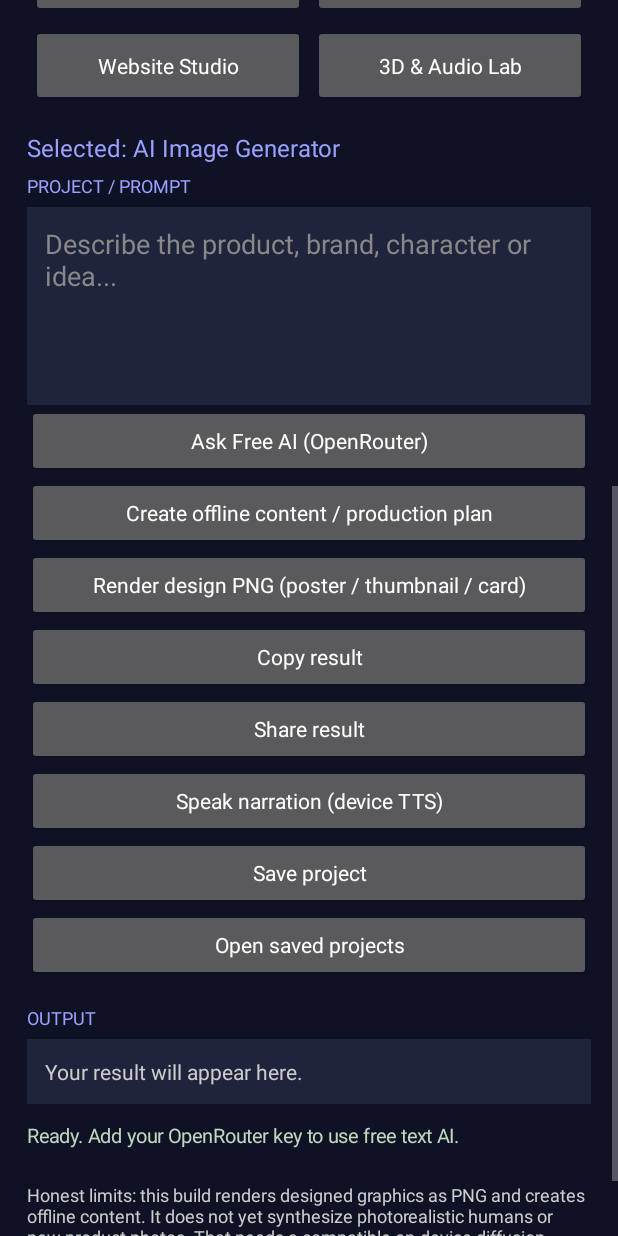
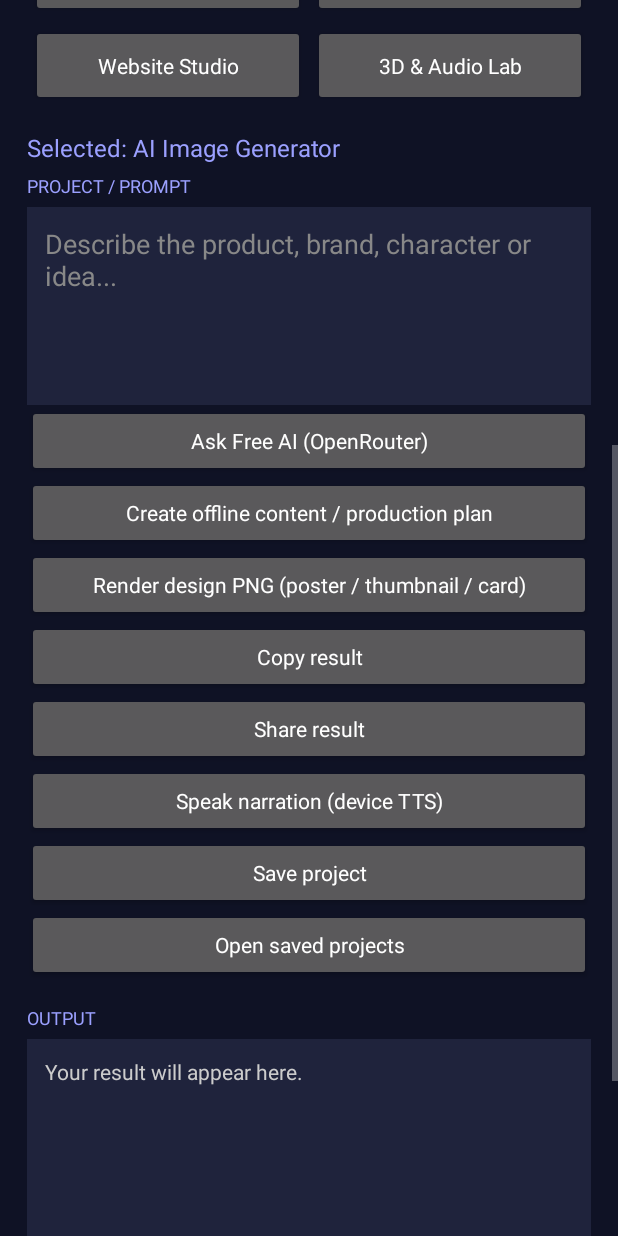
Before and after one commit to tausifalamb-png/FocusLoop, an Android app: the screen it shows after launch (MainActivity), scrolled down 576 dp, on a phone screen of 412 x 824 dp. Run offline under Robolectric (Android 15) with nearby library versions, the phone set to English and light mode, and no system bars.

Commit message:
Set minimum height on output TextView

```diff
--- a/BUYLORA-AI-Studio-V2/app/src/main/java/com/buylora/studio/MainActivity.kt
+++ b/BUYLORA-AI-Studio-V2/app/src/main/java/com/buylora/studio/MainActivity.kt
@@ -95,8 +95,8 @@ class MainActivity : Activity(), TextToSpeech.OnInitListener {
         page.addView(btn("Save project"){ saveProject() })
         page.addView(btn("Open saved projects"){ openProjects() })
         page.addView(label("OUTPUT",12f,Color.rgb(155,160,255)).apply { setPadding(0,dp(16),0,dp(6)) })
-        result=label("Your result will appear here.",14f,Color.LTGRAY).apply { setPadding(dp(12),dp(12),dp(12),dp(12)); setBackgroundColor(Color.rgb(31,35,60)) }
-        page.addView(result,LinearLayout.LayoutParams(-1,-2).apply { setMinimumHeight(dp(180)) })
+        result=label("Your result will appear here.",14f,Color.LTGRAY).apply { setPadding(dp(12),dp(12),dp(12),dp(12)); setBackgroundColor(Color.rgb(31,35,60)); setMinimumHeight(dp(180)) }
+        page.addView(result,LinearLayout.LayoutParams(-1,-2))
         status=label("Ready. Add your OpenRouter key to use free text AI.",13f,Color.rgb(190,215,190)).apply { setPadding(0,dp(12),0,dp(8)) }
         page.addView(status)
         page.addView(label("Honest limits: this build renders designed graphics as PNG and creates offline content. It does not yet synthesize photorealistic humans or new product photos. That needs a compatible on-device diffusion model and native runtime; multi-GB model weights are not bundled. Video currently creates storyboards, not MP4 files.",12f,Color.LTGRAY).apply { setPadding(0,dp(14),0,0) })
```
